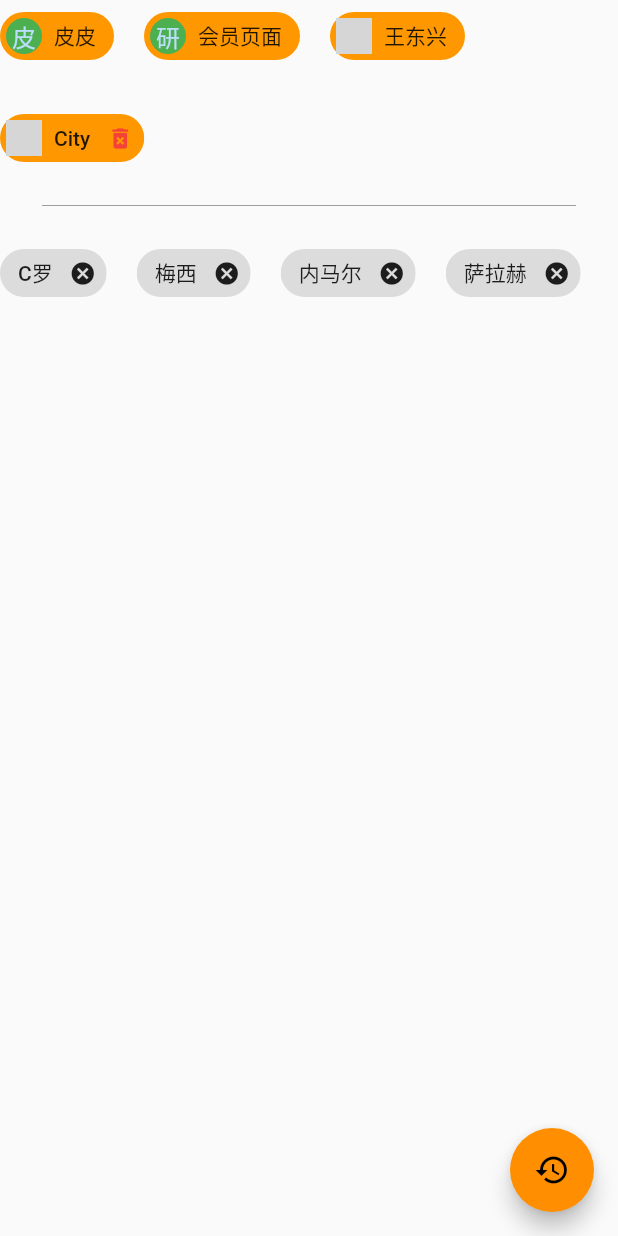
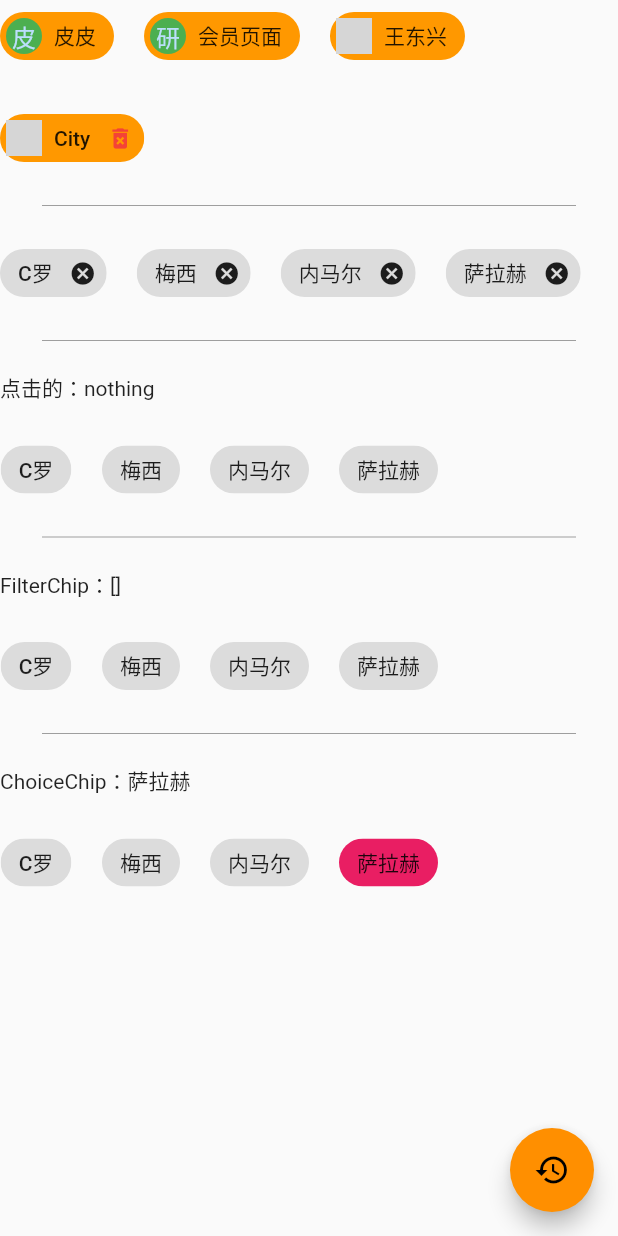
Before and after one commit to 1136346879/flutter_shop, a Flutter app: the MemberPage screen opened directly, on a phone screen of 412 x 824 dp. Run offline on Flutter 3.47's test engine with Material 2 defaults, Android fonts, the phone set to English and light mode, and no system bars; our stand-ins replace dio, flutter_screenutil, flutter_swiper, fluttertoast, geolocator, image_picker and 5 more; missing offline and left inert: flutter_app_upgrade, flutter_plugin_record, lpinyin; accounts and stored records are empty; generated files the repository leaves out were written again; network calls fail; grey boxes are pictures that could not be loaded.

Commit message:
Chip ActionChip ChoiceChip FilterChip 小部件学习

```diff
--- a/lib/pages/member_page.dart
+++ b/lib/pages/member_page.dart
@@ -7,6 +7,9 @@ class MemberPage extends StatefulWidget {
 
 class _MemberPageState extends State<MemberPage> {
   List<String> _list = ["C罗","梅西","内马尔","萨拉赫"];
+  String  _action = "nothing";
+  List<String> _select = [];
+  String _choice = "萨拉赫";
   @override
   Widget build(BuildContext context) {
     return Scaffold(
@@ -71,6 +74,82 @@ class _MemberPageState extends State<MemberPage> {
                             );
                           }).toList()
                       ),
+                      Divider(
+                        color: Colors.grey,
+                        height: 2,
+                        indent: 28,
+                        endIndent: 28,
+                      ),
+                      Container(
+                        width: double.infinity,
+                        child: Text("点击的：$_action"),
+                      ),
+                      Wrap(
+                          spacing: 20,
+                          children: _list.map((it){
+                            return  ActionChip(
+                              label: Text(it),
+                              onPressed: (){
+                                setState((){
+                                  _action = it;
+                                });
+                              },
+                            );
+                          }).toList()
+                      ),
+                      Divider(
+                        color: Colors.grey,
+                        height: 2,
+                        indent: 28,
+                        endIndent: 28,
+                      ),
+                      Container(
+                        width: double.infinity,
+                        child: Text("FilterChip：$_select"),
+                      ),
+                      Wrap(
+                          spacing: 20,
+                          children: _list.map((it){
+                            return  FilterChip(
+                              label: Text(it),
+                              selected: _select.contains(it),
+                              onSelected: (value){
+                                setState((){
+                                 if(_select.contains(it)){
+                                   _select.remove(it);
+                                 }else{
+                                   _select.add(it);
+                                 }
+                                });
+                              },
+                            );
+                          }).toList()
+                      ),
+                      Divider(
+                        color: Colors.grey,
+                        height: 2,
+                        indent: 28,
+                        endIndent: 28,
+                      ),
+                      Container(
+                        width: double.infinity,
+                        child: Text("ChoiceChip：$_choice"),
+                      ),
+                      Wrap(
+                          spacing: 20,
+                          children: _list.map((it){
+                            return  ChoiceChip(
+                              label: Text(it),
+                              selectedColor: Colors.pink,
+                              selected: _choice == it,
+                              onSelected: (value){
+                                setState((){
+                                  _choice = it;
+                                });
+                              },
+                            );
+                          }).toList()
+                      ),
                     ]
                 ),
               ]
@@ -82,6 +161,8 @@ class _MemberPageState extends State<MemberPage> {
         onPressed: (){
           setState(() {
             _list =["朱穆之","赵志伟","康凡","77"];
+            _select=[];
+            _choice= "萨拉赫";
           });
         },
       ),
```
